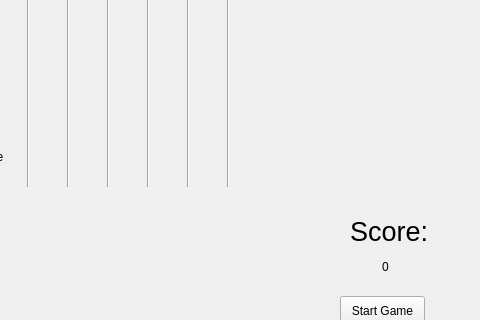
Before: the Qt Designer form widget.ui in Morales1235/Tetris, drawn with Qt 5; both pictures show x 140 to 620 and y 154 to 474 of the 620 by 600 pixel window.
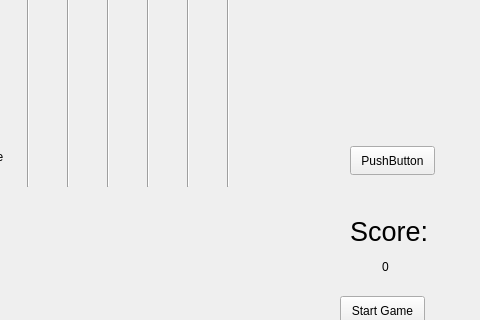
After: the same form once the commit is applied.

Diff of the .ui file:
```diff
--- a/widget.ui
+++ b/widget.ui
@@ -234,6 +234,19 @@
     <string>Exit</string>
    </property>
   </widget>
+  <widget class="QPushButton" name="pushButton">
+   <property name="geometry">
+    <rect>
+     <x>490</x>
+     <y>300</y>
+     <width>85</width>
+     <height>29</height>
+    </rect>
+   </property>
+   <property name="text">
+    <string>PushButton</string>
+   </property>
+  </widget>
  </widget>
  <layoutdefault spacing="6" margin="11"/>
  <resources/>
```
